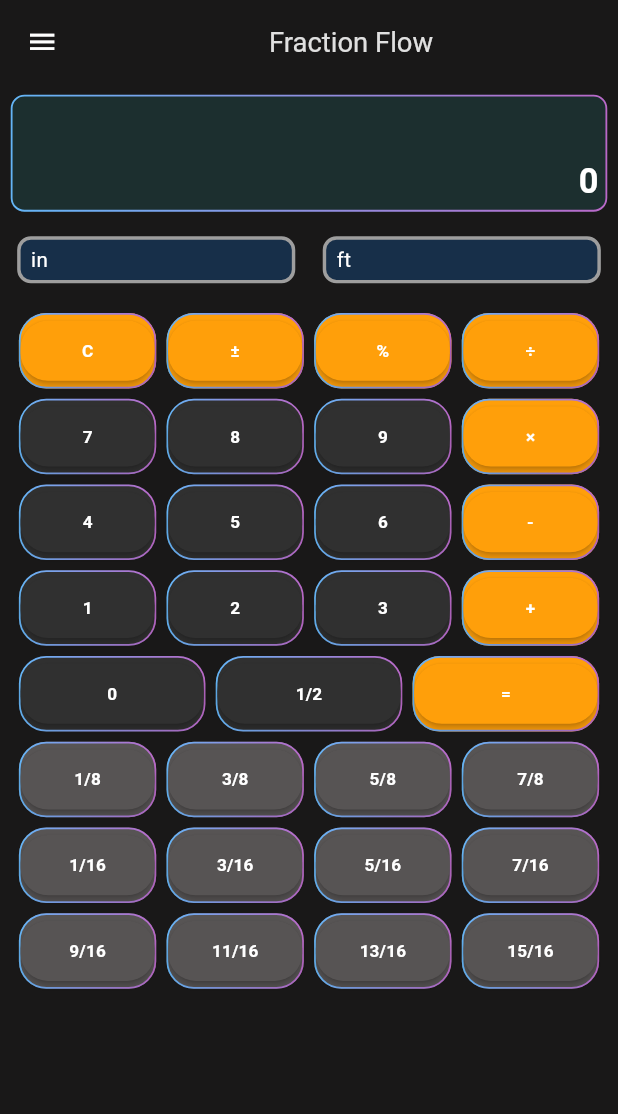
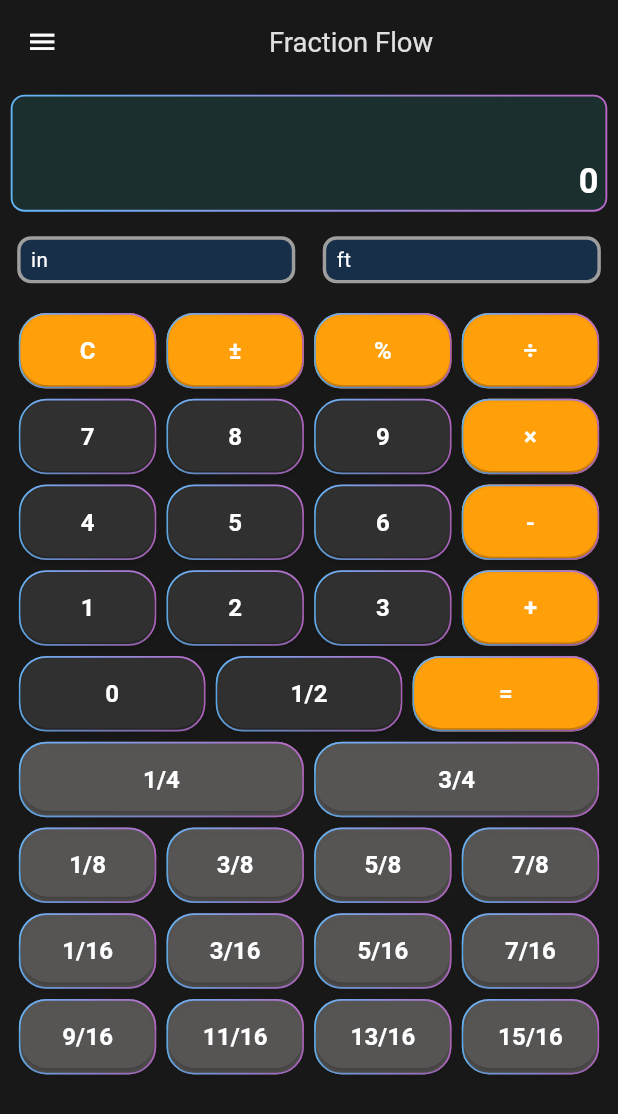
Before and after one commit to johnhcolani/HandiCalc, a Flutter app: the screen it shows after launch, on a phone screen of 412 x 824 dp. Shown: the top 1114 px of the screen. Run offline on Flutter 3.47's test engine with Material 3 defaults, Android fonts, the phone set to English and light mode, and no system bars; our stand-ins replace flutter_bloc, flutter_screenutil, gradient_borders, lottie; missing offline and left inert: fraction.

Commit message:
Added 1/4 & 3/4 to the buttons

```diff
--- a/lib/features/calculator/presentation/screens/fraction_calculator_screen.dart
+++ b/lib/features/calculator/presentation/screens/fraction_calculator_screen.dart
@@ -152,6 +152,7 @@ class FractionCalculatorScreen extends StatelessWidget {
             _buildNumberRow(["4", "5", "6", "-"]),
             _buildNumberRow(["1", "2", "3", "+"]),
             _buildBottomRow(),
+            _buildFractionRow(["1/4","3/4",]),
             _buildFractionRow(["1/8", "3/8", "5/8", "7/8"]),
             _buildFractionRow(["1/16", "3/16", "5/16", "7/16"]),
             _buildFractionRow(["9/16", "11/16", "13/16", "15/16"]),
--- a/lib/features/calculator/presentation/widgets/calculator_button.dart
+++ b/lib/features/calculator/presentation/widgets/calculator_button.dart
@@ -95,7 +95,7 @@ class CalculatorButton extends StatelessWidget {
     );
   }
 
-  double _getTextSize() => isFraction ? 10.sp : 10.sp;
+  double _getTextSize() => isFraction ? 14.sp : 14.sp;
 
   EdgeInsets _getPadding() => isFraction
       ?  EdgeInsets.symmetric(vertical: 8.h)
```
Also changed, not shown: 129 other files.
